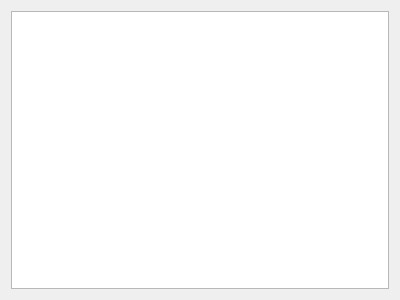
Old version of the form OpenAIV-National/Overlays/essaydialog.ui in the repository simoninns/OpenAIV.
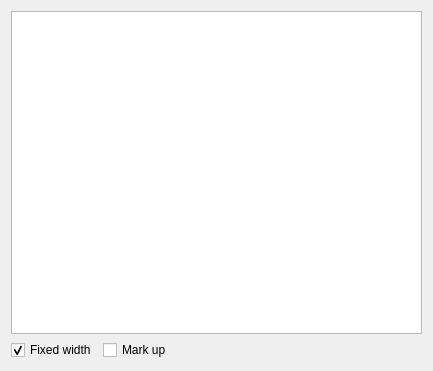
New version of the form.

Commit message: Added some basic dialogue changes to the essay overlay

The edit to the form file:
```diff
--- a/OpenAIV-National/Overlays/essaydialog.ui
+++ b/OpenAIV-National/Overlays/essaydialog.ui
@@ -6,8 +6,8 @@
    <rect>
     <x>0</x>
     <y>0</y>
-    <width>400</width>
-    <height>300</height>
+    <width>433</width>
+    <height>371</height>
    </rect>
   </property>
   <property name="windowTitle">
@@ -19,6 +19,40 @@
      <item>
       <widget class="QTextBrowser" name="textBrowser"/>
      </item>
+     <item>
+      <layout class="QHBoxLayout" name="horizontalLayout_2">
+       <item>
+        <widget class="QCheckBox" name="fixedWidth_checkBox">
+         <property name="text">
+          <string>Fixed width</string>
+         </property>
+         <property name="checked">
+          <bool>true</bool>
+         </property>
+        </widget>
+       </item>
+       <item>
+        <widget class="QCheckBox" name="markUp_checkBox">
+         <property name="text">
+          <string>Mark up</string>
+         </property>
+        </widget>
+       </item>
+       <item>
+        <spacer name="horizontalSpacer">
+         <property name="orientation">
+          <enum>Qt::Horizontal</enum>
+         </property>
+         <property name="sizeHint" stdset="0">
+          <size>
+           <width>40</width>
+           <height>20</height>
+          </size>
+         </property>
+        </spacer>
+       </item>
+      </layout>
+     </item>
     </layout>
    </item>
   </layout>
```
The commit also changes 2 other files.
